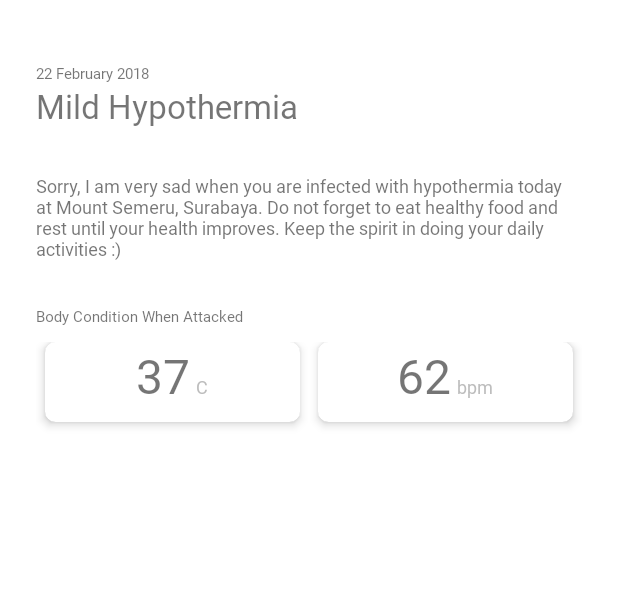
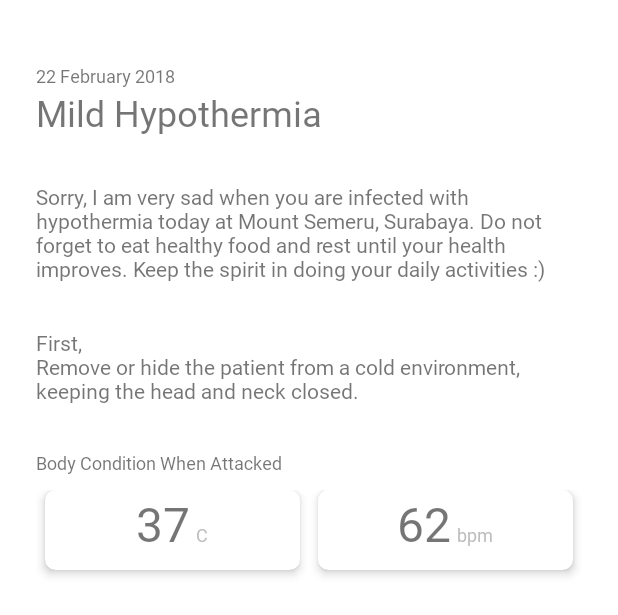
Before and after one commit to afdolash/bytan-app, an Android app: the layout activity_description.xml on its own in the app's theme, with its tools: preview values and no code run, on a phone screen of 412 x 824 dp. Shown: the top 615 px of the screen. Run offline under Robolectric (Android 15) with nearby library versions, the phone set to English and light mode, and no system bars.

Commit message:
Bytan ....final

```diff
--- a/app/src/main/java/com/pens/afdolash/bytan/main/group/adapter/MemberAdapter.java
+++ b/app/src/main/java/com/pens/afdolash/bytan/main/group/adapter/MemberAdapter.java
@@ -51,7 +51,9 @@ public class MemberAdapter extends RecyclerView.Adapter<MemberAdapter.MyViewHold
         String date = new SimpleDateFormat("HHmmss").format(new Date());
         int timestamp = Integer.parseInt(date) - Integer.parseInt(member.getTimestamp());
 
-        if (timestamp > 59) {
+        if (timestamp / 60 > 59) {
+            holder.tvTimestamp.setText(timestamp / 3600 +" hours ago");
+        }else if (timestamp > 59) {
             holder.tvTimestamp.setText(timestamp / 60 +" minutes ago");
         } else {
             holder.tvTimestamp.setText(timestamp +" seconds ago");
--- a/app/src/main/java/com/pens/afdolash/bytan/main/profile/adapter/HistoryAdapter.java
+++ b/app/src/main/java/com/pens/afdolash/bytan/main/profile/adapter/HistoryAdapter.java
@@ -73,7 +73,7 @@ public class HistoryAdapter extends RecyclerView.Adapter<HistoryAdapter.MyViewHo
             @Override
             public void onClick(View view) {
                 Intent intent = new Intent(context, DescriptionActivity.class);
-                intent.putExtra(DATE_EXTRAS, date);
+                intent.putExtra(DATE_EXTRAS, history.getTimestamp());
                 intent.putExtra(STATUS_EXTRAS, holder.tvStatus.getText());
                 intent.putExtra(LAT_EXTRAS, history.getLatitude());
                 intent.putExtra(LNG_EXTRAS, history.getLongitude());
@@ -88,7 +88,6 @@ public class HistoryAdapter extends RecyclerView.Adapter<HistoryAdapter.MyViewHo
     public int getItemCount() {
         return histories.size();
     }
-
 
     public class MyViewHolder extends RecyclerView.ViewHolder {
 
--- a/app/src/main/res/drawable/xd_dashboard.xml
+++ b/app/src/main/res/drawable/xd_dashboard.xml
@@ -1,5 +1,5 @@
-<vector android:height="48dp" android:viewportHeight="511.999"
-    android:viewportWidth="511.999" android:width="48dp" xmlns:android="http://schemas.android.com/apk/res/android">
+<vector android:height="24dp" android:viewportHeight="511.999"
+    android:viewportWidth="511.999" android:width="24dp" xmlns:android="http://schemas.android.com/apk/res/android">
     <path android:fillColor="#FF000000" android:pathData="M289.5,95.8c-24.5,-24.5 -57.1,-38 -91.7,-38c-34.6,0 -67.2,13.5 -91.7,38c-50.6,50.6 -50.6,132.8 0,183.4c24.5,24.5 57.1,38 91.7,38c34.6,0 67.2,-13.5 91.7,-38c24.5,-24.5 38,-57.1 38,-91.7C327.5,152.9 314,120.3 289.5,95.8zM116.6,106.2c21.7,-21.7 50.6,-33.7 81.3,-33.7s59.6,12 81.3,33.7c17.1,17.1 28.2,38.7 32.1,62.2l-40.3,39.4c-3.8,-2.2 -8.2,-3.4 -12.9,-3.4c-9.1,0 -17.2,4.7 -21.9,11.7l-59.2,-18.6c0,-0.2 0,-0.3 0,-0.5c0,-14.5 -11.8,-26.3 -26.3,-26.3c-14.5,0 -26.3,11.8 -26.3,26.3c0,4.7 1.3,9.2 3.5,13l-31,32.2C73.2,198.7 79.8,143 116.6,106.2zM269.6,230.7c0,6.4 -5.2,11.6 -11.6,11.6c-6.4,0 -11.6,-5.2 -11.6,-11.6c0,-6.4 5.2,-11.6 11.6,-11.6S269.6,224.3 269.6,230.7zM162.2,197c0,6.4 -5.2,11.6 -11.6,11.6c-6.4,0 -11.6,-5.2 -11.6,-11.6c0,-6.4 5.2,-11.6 11.6,-11.6C157,185.5 162.2,190.6 162.2,197zM279.1,268.8c-21.7,21.7 -50.6,33.7 -81.3,33.7c-30.7,0 -59.6,-12 -81.3,-33.7c-4.3,-4.3 -8.2,-8.9 -11.7,-13.7l33.6,-34.8c3.7,1.9 7.8,3 12.2,3c9.1,0 17.2,-4.7 21.9,-11.7l59.2,18.6c-0,0.2 -0,0.3 -0,0.5c0,14.5 11.8,26.3 26.3,26.3c14.5,0 26.3,-11.8 26.3,-26.3c0,-4.5 -1.1,-8.7 -3.1,-12.4l31.5,-30.8C312.7,218.2 300.8,247.1 279.1,268.8z"/>
     <path android:fillColor="#FF000000" android:pathData="M132.4,112.2l9.7,11.1c22.9,-19.9 55,-26 83.8,-16l4.9,-13.9C197,81.6 159.3,88.8 132.4,112.2z"/>
     <path android:fillColor="#FF000000" android:pathData="M249.7,102.3l-7.7,12.6c3.9,2.4 7.7,5.1 11.2,8.1l9.6,-11.2C258.7,108.3 254.3,105.1 249.7,102.3z"/>
--- a/app/src/main/res/layout/activity_description.xml
+++ b/app/src/main/res/layout/activity_description.xml
@@ -1,12 +1,16 @@
 <?xml version="1.0" encoding="utf-8"?>
-<LinearLayout xmlns:android="http://schemas.android.com/apk/res/android"
+<ScrollView xmlns:android="http://schemas.android.com/apk/res/android"
     xmlns:app="http://schemas.android.com/apk/res-auto"
     xmlns:tools="http://schemas.android.com/tools"
     android:layout_width="match_parent"
     android:layout_height="match_parent"
-    android:orientation="vertical"
     android:background="@color/colorWhite"
     tools:context="com.pens.afdolash.bytan.main.profile.DescriptionActivity">
+
+    <LinearLayout
+        android:layout_width="match_parent"
+        android:layout_height="match_parent"
+        android:orientation="vertical">
 
         <TextView
             android:id="@+id/tv_date"
@@ -16,7 +20,7 @@
             android:layout_marginLeft="24dp"
             android:layout_marginRight="24dp"
             android:text="22 February 2018"
-        android:textSize="10sp"
+            android:textSize="12sp"
             android:fontFamily="@font/segoe" />
 
         <TextView
@@ -26,7 +30,7 @@
             android:layout_marginLeft="24dp"
             android:layout_marginRight="24dp"
             android:text="Mild Hypothermia"
-        android:textSize="22sp"
+            android:textSize="24sp"
             android:fontFamily="@font/seguisb"/>
 
         <TextView
@@ -37,7 +41,16 @@
             android:layout_marginRight="24dp"
             android:layout_marginTop="30dp"
             android:text="Sorry, I am very sad when you are infected with hypothermia today at Mount Semeru, Surabaya. Do not forget to eat healthy food and rest until your health improves. Keep the spirit in doing your daily activities :)"
-        android:textSize="12sp"
+            android:fontFamily="@font/segoe"/>
+
+        <TextView
+            android:id="@+id/tv_treatment"
+            android:layout_width="wrap_content"
+            android:layout_height="wrap_content"
+            android:layout_marginLeft="24dp"
+            android:layout_marginRight="24dp"
+            android:layout_marginTop="30dp"
+            android:text="First,\nRemove or hide the patient from a cold environment, keeping the head and neck closed."
             android:fontFamily="@font/segoe"/>
 
         <TextView
@@ -47,7 +60,7 @@
             android:layout_marginLeft="24dp"
             android:layout_marginRight="24dp"
             android:text="Body Condition When Attacked"
-        android:textSize="10sp"
+            android:textSize="12sp"
             android:fontFamily="@font/segoe"/>
 
         <LinearLayout
@@ -56,6 +69,7 @@
             android:layout_marginLeft="24dp"
             android:layout_marginRight="24dp"
             android:layout_marginTop="10dp"
+            android:layout_marginBottom="24dp"
             android:orientation="horizontal">
 
             <android.support.v7.widget.CardView
@@ -139,3 +153,5 @@
         </LinearLayout>
 
     </LinearLayout>
+
+</ScrollView>
--- a/app/src/main/res/layout/fragment_dashboard.xml
+++ b/app/src/main/res/layout/fragment_dashboard.xml
@@ -236,6 +236,7 @@
                     android:background="#e0e0e0"/>
 
                 <LinearLayout
+                    android:id="@+id/ln_treatment"
                     android:layout_width="match_parent"
                     android:layout_height="match_parent"
                     android:layout_weight="1"
@@ -262,13 +263,15 @@
                         android:fontFamily="@font/seguisb"/>
 
                     <TextView
+                        android:id="@+id/tv_label_treatment"
                         android:layout_width="wrap_content"
                         android:layout_height="wrap_content"
                         android:layout_marginTop="4dp"
                         android:fontFamily="@font/segoe"
                         android:text="See treatment"
                         android:textColor="@color/colorBlue"
-                        android:textSize="10sp" />
+                        android:textSize="10sp"
+                        android:visibility="gone"/>
 
                 </LinearLayout>
 
--- a/app/src/main/res/layout/fragment_member_cont.xml
+++ b/app/src/main/res/layout/fragment_member_cont.xml
@@ -105,7 +105,7 @@
                     <ImageView
                         android:layout_width="32dp"
                         android:layout_height="32dp"
-                        android:src="@drawable/xd_dashboard"
+                        android:src="@drawable/ic_empty_box_open"
                         android:tint="#9e9e9e"
                         android:layout_marginBottom="8dp"/>
 
--- a/app/src/main/res/layout/fragment_profile.xml
+++ b/app/src/main/res/layout/fragment_profile.xml
@@ -73,7 +73,7 @@
                     <ImageView
                         android:layout_width="32dp"
                         android:layout_height="32dp"
-                        android:src="@drawable/xd_dashboard"
+                        android:src="@drawable/ic_empty_box_open"
                         android:tint="#9e9e9e"
                         android:layout_marginBottom="8dp"/>
 
```
Also changed, not shown: app/src/main/java/com/pens/afdolash/bytan/main/MainActivity.java (+9 -0 lines), app/src/main/java/com/pens/afdolash/bytan/main/dashboard/DashboardFragment.java (+8 -2 lines), app/src/main/java/com/pens/afdolash/bytan/main/group/MemberFragment.java (+20 -0 lines), app/src/main/java/com/pens/afdolash/bytan/main/profile/DescriptionActivity.java (+57 -3 lines), app/src/main/res/drawable/ic_empty_box_open.xml (+2 -2 lines). Lines whose indentation alone changed are shown as unchanged.
